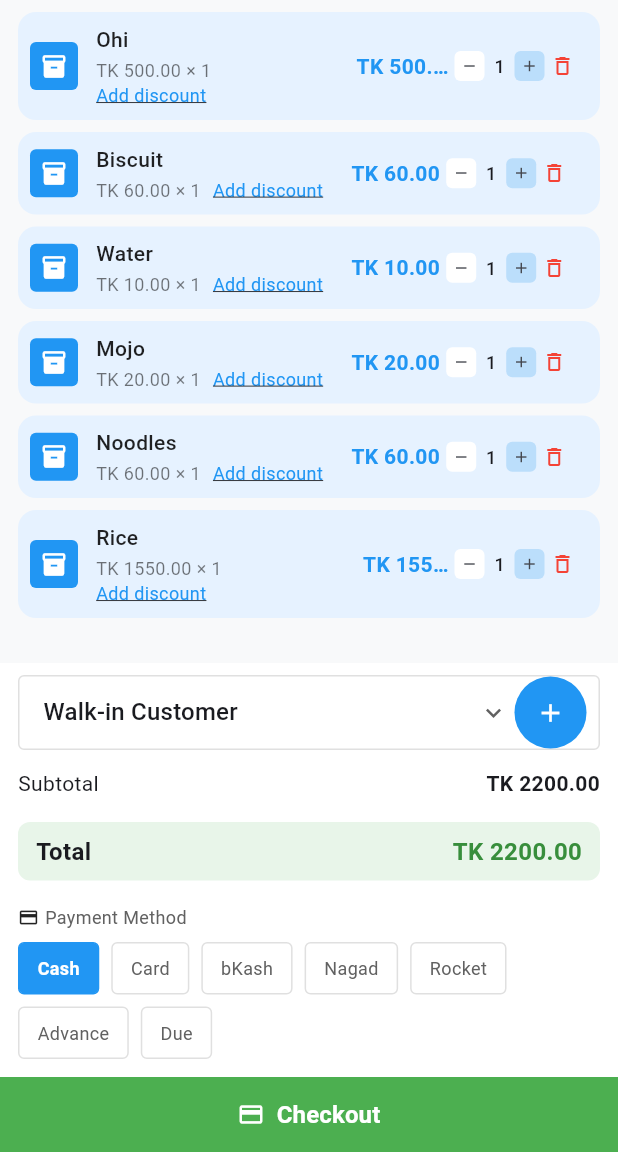
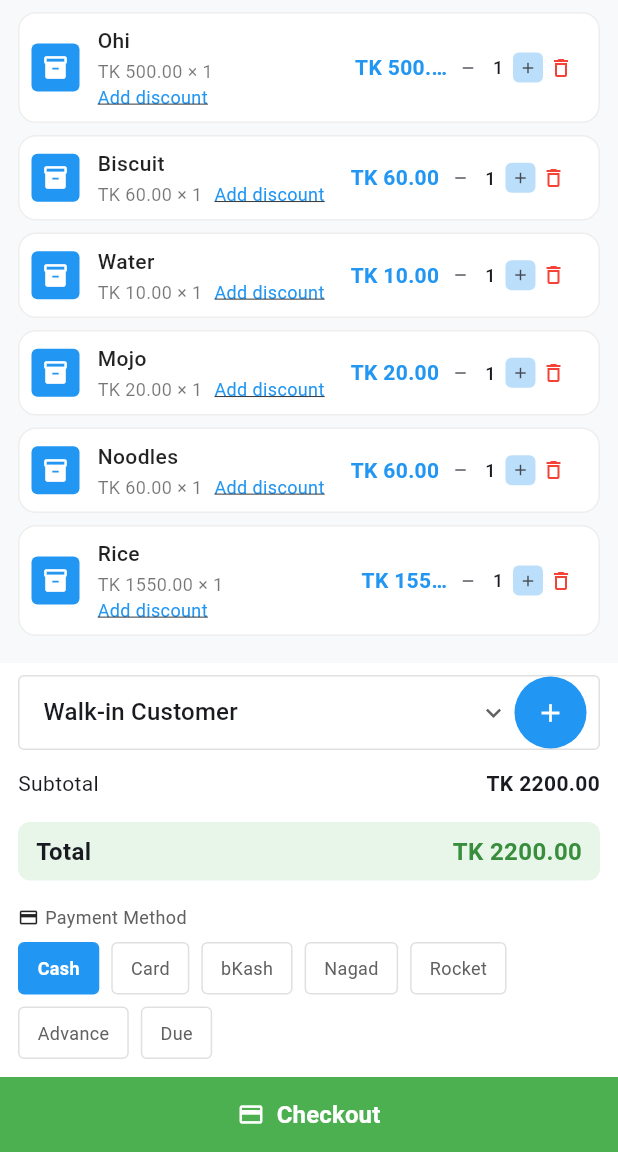
Before and after one commit to mashkurulalamohi37/pos_sytem, a Flutter app: the TestCartScreen screen opened directly, on a phone screen of 412 x 824 dp, the part 84-1236 px from its top. Run offline on Flutter 3.47's test engine with Material 3 defaults, Android fonts, the light colour scheme and no system bars; our stand-ins replace cloud_firestore, csv, drift, equatable, file_picker, firebase_auth and 8 more; missing offline and left inert: dart:html, dart:js_interop, mobile_scanner, window_size; accounts and stored records are empty; generated files the repository leaves out were written again.

Commit message:
Changed cart item background to white for better text visibility

```diff
--- a/lib/presentation/screens/pos/cart_item_widget.dart
+++ b/lib/presentation/screens/pos/cart_item_widget.dart
@@ -27,8 +27,9 @@ class CartItemWidget extends StatelessWidget {
     return Container(
       margin: const EdgeInsets.only(bottom: 8),
       decoration: BoxDecoration(
-        color: const Color(0xFFE6F2FF),
+        color: Colors.white,
         borderRadius: BorderRadius.circular(12),
+        border: Border.all(color: Colors.grey.shade200),
       ),
       child: Row(
         children: [
```
